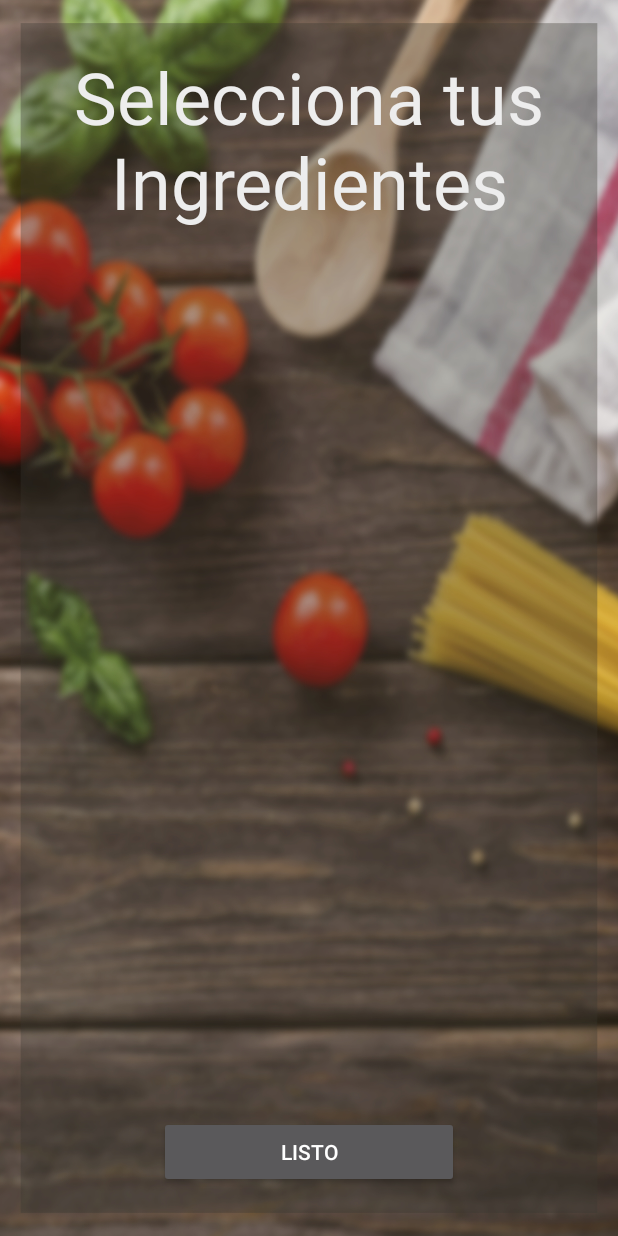
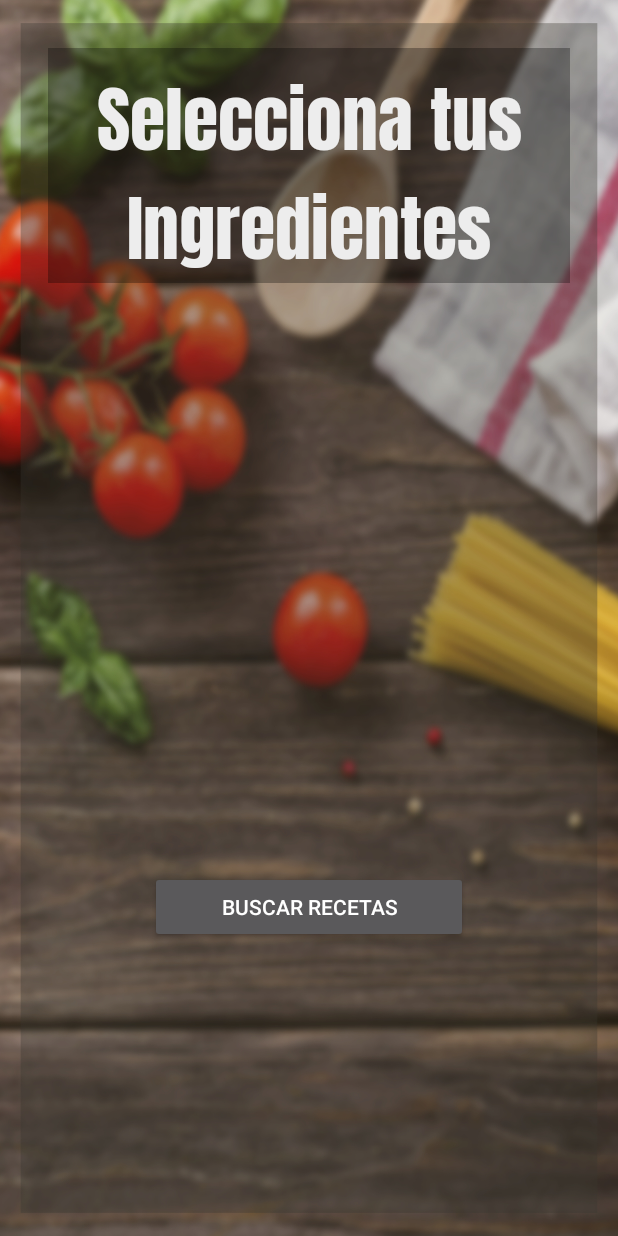
Before and after one commit to CarlosF-creator/appcocina4, an Android app: the screen it shows after launch once a user with an empty profile is signed in (Select_Ingredientes before the commit, select_ingredientes2 after it), after a tap on "Cocina con tus Ingredientes", on a phone screen of 412 x 824 dp. Run offline under Robolectric (Android 15) with nearby library versions, the phone set to English and light mode, and no system bars; our stand-ins replace Firebase (no records; nobody signed in at launch, a user with empty details on screens opened directly); libraries missing offline, so code that uses them is left out: com.firebase.ui.

Commit message:
Seleccion de ingredientes hecha pero no funcionando by: KrlosDutty

```diff
--- a/app/src/main/java/com/example/appcocina4/MainHub.kt
+++ b/app/src/main/java/com/example/appcocina4/MainHub.kt
@@ -48,7 +48,7 @@ class MainHub : AppCompatActivity() {
 
 
     fun btningredientes(p0: View?){
-        var tempingredientes = Intent(this, Select_Ingredientes::class.java)
+        var tempingredientes = Intent(this, select_ingredientes2::class.java)
         tempingredientes.putExtra("listaingredientes", listaingredientes)
         startActivity(tempingredientes)
     }
--- /dev/null
+++ b/app/src/main/java/com/example/appcocina4/select_ingredientes2.kt
@@ -0,0 +1,133 @@
+package com.example.appcocina4
+
+import android.graphics.Color
+import androidx.appcompat.app.AppCompatActivity
+import android.os.Bundle
+import android.widget.CheckBox
+import android.widget.LinearLayout
+import android.widget.TextView
+import androidx.core.view.isVisible
+import com.google.firebase.firestore.FirebaseFirestore
+import org.w3c.dom.Text
+
+class select_ingredientes2 : AppCompatActivity() {
+    var listaingredientes = ArrayList<String?>()
+    var db = FirebaseFirestore.getInstance()
+
+
+    var Check1 = baseContext
+    var Check2 = baseContext
+    var TxtVisible = baseContext
+    var TxtEspacio = baseContext
+
+
+    override fun onCreate(savedInstanceState: Bundle?) {
+        super.onCreate(savedInstanceState)
+        setContentView(R.layout.activity_select_ingredientes2)
+
+        listaingredientes = intent.getStringArrayListExtra("listaingredientes") as ArrayList<String?>
+
+
+        var tempCheck1 = findViewById<CheckBox>(R.id.check1)
+        var tempCheck2 = findViewById<CheckBox>(R.id.check2)
+        var tempTxtVisible= findViewById<TextView>(R.id.txtVisible)
+        var tempTxtEspacio = findViewById<TextView>(R.id.txtEspacio2)
+
+
+
+        Check1 = tempCheck1.context
+        Check2 = tempCheck2.context
+        TxtVisible = tempTxtVisible.context
+        TxtEspacio = tempTxtEspacio.context
+
+        tempCheck1.isVisible = false
+        tempCheck2.isVisible = false
+        tempTxtVisible.isVisible = false
+        tempTxtEspacio.isVisible = false
+
+
+        var i = 0
+        while (i < listaingredientes.size){
+            instanciarCheck(listaingredientes[i].toString(),i)
+            i+=1
+        }
+
+    }
+
+
+    fun instanciarCheck(NombreI : String, index : Int){
+
+        db.collection("ingredientes").document(NombreI).collection("Ingredientes").get().addOnSuccessListener { doc ->
+            var j = 0
+            var linear1 : LinearLayout = findViewById<LinearLayout>(R.id.linear1)
+            var linear2 : LinearLayout = findViewById<LinearLayout>(R.id.linear2)
+
+
+
+
+            while (j < doc.size()){
+                if (j == 0){
+                    var tempTxtvisible = TextView(TxtVisible)
+                    var tempTxtEspacio = TextView(TxtEspacio)
+                    //tempTxtvisible.setTextColor(R.color.Letras_Blancas!!)
+                    tempTxtvisible.textSize = 24F
+                    tempTxtvisible.setText(NombreI+" :")
+
+                    tempTxtEspacio.textSize = 24F
+                    tempTxtEspacio.setText("           ")
+
+                    linear1.addView(tempTxtvisible)
+                    linear2.addView(tempTxtEspacio)
+                }
+
+                var tempCheck1 : CheckBox = CheckBox(Check1)
+                var tempCheck2 : CheckBox = CheckBox(Check2)
+
+                if ( j%2==0 || j == 0){
+                    tempCheck1.id = j
+                    tempCheck1.textSize = 24F
+                    tempCheck1.setTextColor(Color.WHITE)
+                    tempCheck1.setText(doc.documents.get(j).id)
+
+                    linear1.addView(tempCheck1)
+
+                    if (j == doc.size()-1){
+                        var tempTxtEspacio2 = TextView(TxtEspacio)
+
+                        tempTxtEspacio2.textSize = 24F
+                        tempTxtEspacio2.setText("           ")
+                        linear2.addView(tempTxtEspacio2)
+                    }
+
+                }else{
+                    if ( j%2!=0 ){
+                        tempCheck2.id = j
+                        tempCheck2.textSize = 24F
+                        //tempCheck2.setTextColor(R.color.Letras_Blancas!!)
+                        tempCheck2.setText(doc.documents.get(j).id)
+
+                        linear2.addView(tempCheck2)
+                    }
+
+                }
+                j+=1
+
+            }
+
+
+
+        }.addOnFailureListener{
+
+
+        }
+
+
+
+    }
+
+
+
+
+
+
+}
--- a/app/src/main/res/layout/activity_select_ingredientes.xml
+++ b/app/src/main/res/layout/activity_select_ingredientes.xml
@@ -31,53 +31,93 @@
             app:layout_constraintTop_toTopOf="parent" />
 
 
-        <TableLayout
-            android:id="@+id/LinearIngredientes"
+        <ListView
+            android:id="@+id/listviews"
             android:layout_width="0dp"
-            android:layout_height="wrap_content"
+            android:layout_height="0dp"
             android:layout_marginStart="32dp"
             android:layout_marginTop="16dp"
             android:layout_marginEnd="32dp"
-            android:layout_marginBottom="32dp"
+            android:layout_marginBottom="16dp"
             app:layout_constraintBottom_toTopOf="@+id/button"
             app:layout_constraintEnd_toEndOf="parent"
             app:layout_constraintStart_toStartOf="parent"
-            app:layout_constraintTop_toBottomOf="@+id/textView6">
+            app:layout_constraintTop_toBottomOf="@+id/textView6" >
 
-            <TableRow
-                android:id="@+id/TablaTxt"
-                android:layout_width="match_parent"
-                android:layout_height="match_parent"
-                android:layout_weight="1">
+            <TextView
+                android:id="@+id/txtprueba"
+                android:layout_width="wrap_content"
+                android:layout_height="wrap_content"
+                android:text="asdasdasdsda" />
+        </ListView>
 
-                <TextView
-                    android:id="@+id/txt_tipoing"
-                    android:layout_width="match_parent"
-                    android:layout_height="wrap_content"
-                    android:layout_weight="1"
-                    android:text="Vegetal:"
-                    android:textColor="#FFFFFF"
-                    android:textSize="20sp" />
-            </TableRow>
+<!--        <TableLayout-->
+<!--            android:id="@+id/LinearIngredientes"-->
+<!--            android:layout_width="0dp"-->
+<!--            android:layout_height="wrap_content"-->
+<!--            android:layout_marginStart="32dp"-->
+<!--            android:layout_marginTop="16dp"-->
+<!--            android:layout_marginEnd="32dp"-->
+<!--            android:layout_marginBottom="32dp"-->
+<!--            app:layout_constraintBottom_toTopOf="@+id/button"-->
+<!--            app:layout_constraintEnd_toEndOf="parent"-->
+<!--            app:layout_constraintStart_toStartOf="parent"-->
+<!--            app:layout_constraintTop_toBottomOf="@+id/textView6">-->
 
-            <TableRow
-                android:id="@+id/TablaCheck"
-                android:layout_width="match_parent"
-                android:layout_height="match_parent"
-                android:layout_weight="1"
-                android:orientation="horizontal">
+<!--            <TableRow-->
+<!--                android:id="@+id/TablaTxt"-->
+<!--                android:layout_width="match_parent"-->
+<!--                android:layout_height="match_parent"-->
+<!--                android:layout_weight="1">-->
 
-                <CheckBox
-                    android:id="@+id/checkBoxTemp"
-                    android:layout_width="130dp"
-                    android:layout_height="wrap_content"
-                    android:layout_weight="1"
-                    android:text="Acelga" />
+<!--                <TextView-->
+<!--                    android:id="@+id/txt_tipoing"-->
+<!--                    android:layout_width="match_parent"-->
+<!--                    android:layout_height="wrap_content"-->
+<!--                    android:layout_weight="1"-->
+<!--                    android:text="Vegetal:"-->
+<!--                    android:textColor="#FFFFFF"-->
+<!--                    android:textSize="20sp" />-->
+<!--            </TableRow>-->
+
+<!--            <TableRow-->
+<!--                android:id="@+id/TablaCheck"-->
+<!--                android:layout_width="match_parent"-->
+<!--                android:layout_height="match_parent"-->
+<!--                android:layout_weight="1"-->
+<!--                android:orientation="horizontal">-->
 
 
-            </TableRow>
+<!--                <com.google.android.material.chip.ChipGroup-->
+<!--                    android:id="@+id/Chipgroup"-->
+<!--                    android:layout_width="314dp"-->
+<!--                    android:layout_height="108dp"-->
+<!--                    android:layout_weight="1">-->
 
-        </TableLayout>
+<!--                    <CheckBox-->
+<!--                        android:id="@+id/checkBoxTemp3"-->
+<!--                        android:layout_width="wrap_content"-->
+<!--                        android:layout_height="wrap_content"-->
+<!--                        android:layout_weight="1"-->
+<!--                        android:text="CheckBox" />-->
+
+<!--                    <CheckBox-->
+<!--                        android:id="@+id/checkBoxTemp2"-->
+<!--                        android:layout_width="wrap_content"-->
+<!--                        android:layout_height="wrap_content"-->
+<!--                        android:layout_weight="1"-->
+<!--                        android:text="CheckBox" />-->
+
+<!--                    <CheckBox-->
+<!--                        android:id="@+id/checkBoxTemp1"-->
+<!--                        android:layout_width="wrap_content"-->
+<!--                        android:layout_height="wrap_content"-->
+<!--                        android:layout_weight="1"-->
+<!--                        android:text="Acelga" />-->
+<!--                </com.google.android.material.chip.ChipGroup>-->
+<!--            </TableRow>-->
+
+<!--        </TableLayout>-->
 
         <Button
             android:id="@+id/button"
--- /dev/null
+++ b/app/src/main/res/layout/activity_select_ingredientes2.xml
@@ -0,0 +1,107 @@
+<?xml version="1.0" encoding="utf-8"?>
+<ScrollView xmlns:android="http://schemas.android.com/apk/res/android"
+    xmlns:app="http://schemas.android.com/apk/res-auto"
+    xmlns:tools="http://schemas.android.com/tools"
+    android:layout_width="match_parent"
+    android:layout_height="wrap_content"
+    android:background="@drawable/fondo4"
+    android:fillViewport="true"
+    tools:context=".Select_Ingredientes"
+    tools:layout_editor_absoluteX="1dp"
+    tools:layout_editor_absoluteY="1dp">
+
+    <androidx.constraintlayout.widget.ConstraintLayout
+        android:layout_width="match_parent"
+        android:layout_height="wrap_content">
+
+
+        <TextView
+            android:id="@+id/textView6"
+            android:layout_width="match_parent"
+            android:layout_height="wrap_content"
+            android:layout_marginStart="32dp"
+            android:layout_marginTop="32dp"
+            android:layout_marginEnd="32dp"
+            android:background="#151515"
+            android:backgroundTint="#4D000000"
+            android:fontFamily="@font/anton"
+            android:text="Selecciona tus Ingredientes"
+            android:textAlignment="center"
+            android:textColor="#EDEDED"
+            android:textSize="48sp"
+            app:layout_constraintEnd_toEndOf="parent"
+            app:layout_constraintStart_toStartOf="parent"
+            app:layout_constraintTop_toTopOf="parent" />
+
+        <LinearLayout
+            android:id="@+id/linearlayout1"
+            android:layout_width="0dp"
+            android:layout_height="wrap_content"
+            android:layout_marginStart="32dp"
+            android:layout_marginTop="1dp"
+            android:layout_marginEnd="32dp"
+            android:layout_marginBottom="32dp"
+            android:orientation="horizontal"
+            app:layout_constraintBottom_toTopOf="@+id/button6"
+            app:layout_constraintEnd_toEndOf="parent"
+            app:layout_constraintStart_toStartOf="parent"
+            app:layout_constraintTop_toBottomOf="@+id/textView6">
+
+            <LinearLayout
+                android:id="@+id/linear1"
+                android:layout_width="match_parent"
+                android:layout_height="wrap_content"
+                android:layout_weight="1"
+                android:orientation="vertical">
+
+                <TextView
+                    android:id="@+id/txtVisible"
+                    android:layout_width="match_parent"
+                    android:layout_height="wrap_content"
+                    android:text="Vegetal :"
+                    android:textColor="@color/Letras_Blancas"
+                    android:textSize="24sp" />
+
+                <CheckBox
+                    android:id="@+id/check1"
+                    android:layout_width="match_parent"
+                    android:layout_height="wrap_content"
+                    android:text="CheckBox" />
+            </LinearLayout>
+
+            <LinearLayout
+                android:id="@+id/linear2"
+                android:layout_width="match_parent"
+                android:layout_height="wrap_content"
+                android:layout_weight="1"
+                android:orientation="vertical">
+
+                <TextView
+                    android:id="@+id/txtEspacio2"
+                    android:layout_width="match_parent"
+                    android:layout_height="wrap_content"
+                    android:textSize="24sp" />
+
+                <CheckBox
+                    android:id="@+id/check2"
+                    android:layout_width="match_parent"
+                    android:layout_height="wrap_content"
+                    android:text="CheckBox" />
+            </LinearLayout>
+        </LinearLayout>
+
+        <Button
+            android:id="@+id/button6"
+            android:layout_width="0dp"
+            android:layout_height="wrap_content"
+            android:layout_marginStart="100dp"
+            android:layout_marginTop="32dp"
+            android:layout_marginEnd="100dp"
+            android:layout_marginBottom="32dp"
+            android:text="Buscar Recetas"
+            app:layout_constraintBottom_toBottomOf="parent"
+            app:layout_constraintEnd_toEndOf="parent"
+            app:layout_constraintStart_toStartOf="parent"
+            app:layout_constraintTop_toBottomOf="@+id/linearlayout1" />
+    </androidx.constraintlayout.widget.ConstraintLayout>
+</ScrollView>
```
Also changed, not shown: app/src/main/AndroidManifest.xml (+5 -6 lines), app/src/main/java/com/example/appcocina4/Recetas.kt (+7 -2 lines), app/src/main/java/com/example/appcocina4/Select_Ingredientes.kt (+190 -37 lines).
